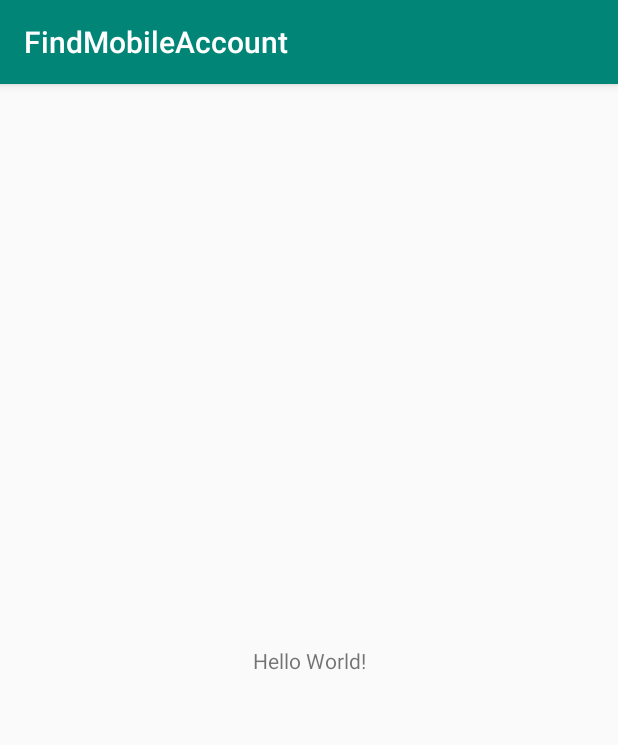
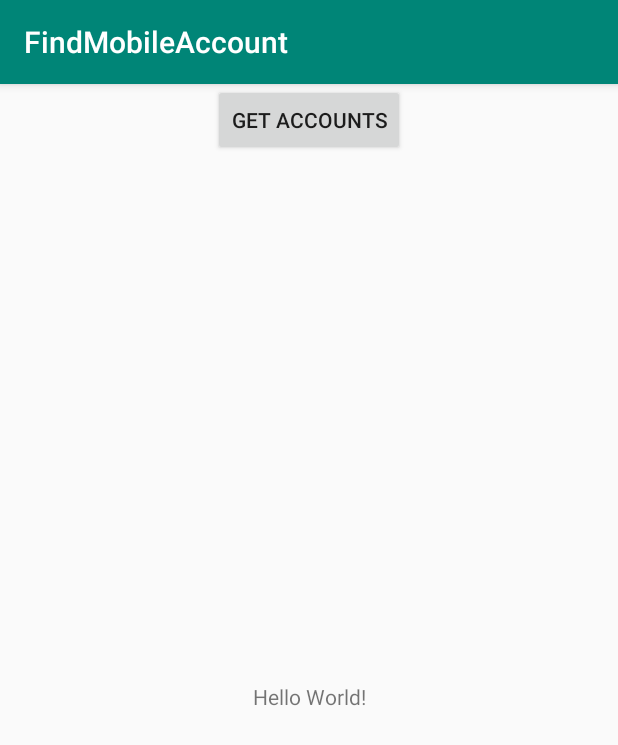
Before and after one commit to MKermanipoor/FindMobileAccount, an Android app: the screen it shows after launch (MainActivity), on a phone screen of 412 x 824 dp. Shown: the top 745 px of the screen. Run offline under Robolectric (Android 15) with nearby library versions, the phone set to English and light mode, and no system bars.

```diff
--- a/app/src/main/AndroidManifest.xml
+++ b/app/src/main/AndroidManifest.xml
@@ -1,6 +1,8 @@
 <?xml version="1.0" encoding="utf-8"?>
 <manifest xmlns:android="http://schemas.android.com/apk/res/android"
     package="ir.mkp.findmobileaccount">
+
+    <uses-permission android:name="android.permission.READ_CONTACTS" />
 
     <application
         android:allowBackup="true"
--- a/app/src/main/res/layout/activity_main.xml
+++ b/app/src/main/res/layout/activity_main.xml
@@ -6,13 +6,23 @@
     android:layout_height="match_parent"
     tools:context=".MainActivity">
 
+    <Button
+        android:id="@+id/button"
+        android:layout_width="wrap_content"
+        android:layout_height="wrap_content"
+        android:text="get accounts"
+        app:layout_constraintTop_toTopOf="parent"
+        app:layout_constraintStart_toStartOf="parent"
+        app:layout_constraintEnd_toEndOf="parent"/>
+
     <TextView
+        android:id="@+id/text_view"
         android:layout_width="wrap_content"
         android:layout_height="wrap_content"
         android:text="Hello World!"
         app:layout_constraintBottom_toBottomOf="parent"
         app:layout_constraintLeft_toLeftOf="parent"
         app:layout_constraintRight_toRightOf="parent"
-        app:layout_constraintTop_toTopOf="parent" />
+        app:layout_constraintTop_toBottomOf="@id/button" />
 
 </android.support.constraint.ConstraintLayout>
```
Also changed, not shown: app/src/main/java/ir/mkp/findmobileaccount/MainActivity.java (+83 -0 lines).
